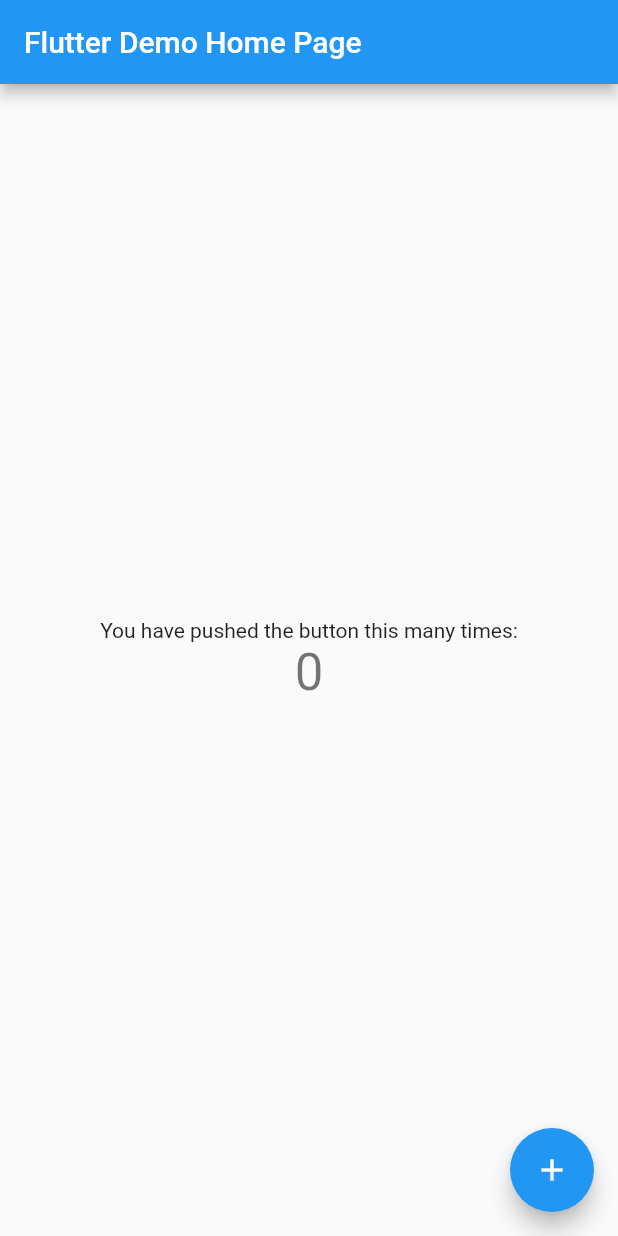
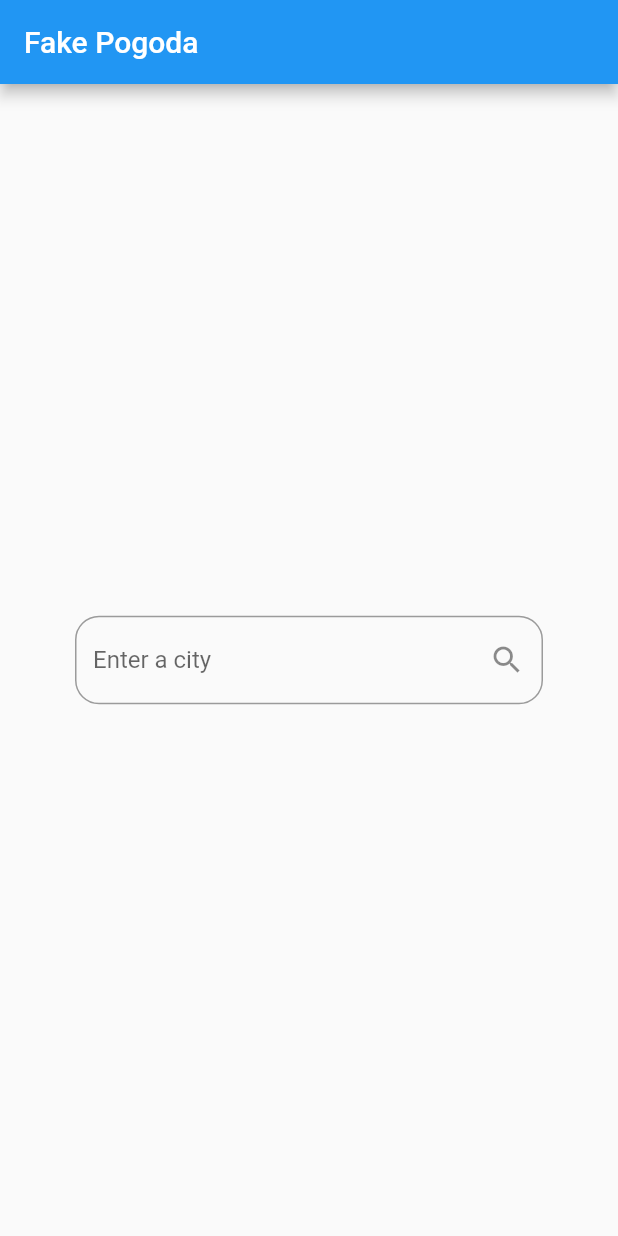
Before and after one commit to Mroziu12/bloc-tut-1, a Flutter app: the screen it shows after launch, on a phone screen of 412 x 824 dp. Run offline on Flutter 3.47's test engine with Material 2 defaults, Android fonts, the phone set to English and light mode, and no system bars; our stand-ins replace bloc, equatable, flutter_bloc.

Commit message:
Gotowa aplkacja Fake Pogoda

```diff
--- /dev/null
+++ b/lib/bloc/weather_event.dart
@@ -0,0 +1,23 @@
+part of 'weather_bloc.dart';
+
+abstract class WeatherEvent extends Equatable {
+  const WeatherEvent();
+}
+
+class GetWeather extends WeatherEvent {
+  final String cityName;
+
+  const GetWeather(this.cityName);
+
+  @override
+  List<Object> get props => [cityName];
+}
+
+class GetDetailedWeather extends WeatherEvent {
+  final String cityName;
+
+  const GetDetailedWeather(this.cityName);
+
+  @override
+  List<Object> get props => [cityName];
+}
--- /dev/null
+++ b/lib/bloc/weather_state.dart
@@ -0,0 +1,31 @@
+part of 'weather_bloc.dart';
+
+abstract class WeatherState extends Equatable {
+  const WeatherState();
+}
+
+class WeatherInitial extends WeatherState {
+  const WeatherInitial();
+  @override
+  List<Object> get props => [];
+}
+
+class WeatherLoading extends WeatherState {
+  const WeatherLoading();
+  @override
+  List<Object> get props => [];
+}
+
+class WeatherLoaded extends WeatherState {
+  final Weather weather;
+  const WeatherLoaded(this.weather);
+  @override
+  List<Object> get props => [weather];
+}
+
+class WeatherError extends WeatherState {
+  final String message;
+  const WeatherError(this.message);
+  @override
+  List<Object> get props => [message];
+}
--- /dev/null
+++ b/lib/data/model/weather.dart
@@ -0,0 +1,15 @@
+import 'package:equatable/equatable.dart';
+
+class Weather extends Equatable {
+  final String cityName;
+  final double temperatureCelcius;
+  final double temperatureFahrenheit;
+
+  const Weather(
+      {required this.cityName,
+      required this.temperatureCelcius,
+      required this.temperatureFahrenheit});
+
+  @override
+  List<Object?> get props => [cityName, temperatureCelcius];
+}
--- a/lib/main.dart
+++ b/lib/main.dart
@@ -1,4 +1,8 @@
+import 'package:bloc_tut/bloc/weather_bloc.dart';
+import 'package:bloc_tut/data/weather_repository.dart';
+import 'package:bloc_tut/presentation/pages/home_page.dart';
 import 'package:flutter/material.dart';
+import 'package:flutter_bloc/flutter_bloc.dart';
 
 void main() {
   runApp(const MyApp());
@@ -7,109 +11,17 @@ void main() {
 class MyApp extends StatelessWidget {
   const MyApp({super.key});
 
-  // This widget is the root of your application.
   @override
   Widget build(BuildContext context) {
     return MaterialApp(
-      title: 'Flutter Demo',
+      title: 'bloc-tut-1',
       theme: ThemeData(
-        // This is the theme of your application.
-        //
-        // Try running your application with "flutter run". You'll see the
-        // application has a blue toolbar. Then, without quitting the app, try
-        // changing the primarySwatch below to Colors.green and then invoke
-        // "hot reload" (press "r" in the console where you ran "flutter run",
-        // or simply save your changes to "hot reload" in a Flutter IDE).
-        // Notice that the counter didn't reset back to zero; the application
-        // is not restarted.
         primarySwatch: Colors.blue,
       ),
-      home: const MyHomePage(title: 'Flutter Demo Home Page'),
+      home: BlocProvider(
+        create: (context) => WeatherBloc(FakeWeatherRepository()),
+        child: const HomePage(),
+      ),
     );
   }
 }
-
-class MyHomePage extends StatefulWidget {
-  const MyHomePage({super.key, required this.title});
-
-  // This widget is the home page of your application. It is stateful, meaning
-  // that it has a State object (defined below) that contains fields that affect
-  // how it looks.
-
-  // This class is the configuration for the state. It holds the values (in this
-  // case the title) provided by the parent (in this case the App widget) and
-  // used by the build method of the State. Fields in a Widget subclass are
-  // always marked "final".
-
-  final String title;
-
-  @override
-  State<MyHomePage> createState() => _MyHomePageState();
-}
-
-class _MyHomePageState extends State<MyHomePage> {
-  int _counter = 0;
-
-  void _incrementCounter() {
-    setState(() {
-      // This call to setState tells the Flutter framework that something has
-      // changed in this State, which causes it to rerun the build method below
-      // so that the display can reflect the updated values. If we changed
-      // _counter without calling setState(), then the build method would not be
-      // called again, and so nothing would appear to happen.
-      _counter++;
-    });
-  }
-
-  @override
-  Widget build(BuildContext context) {
-    // This method is rerun every time setState is called, for instance as done
-    // by the _incrementCounter method above.
-    //
-    // The Flutter framework has been optimized to make rerunning build methods
-    // fast, so that you can just rebuild anything that needs updating rather
-    // than having to individually change instances of widgets.
-    return Scaffold(
-      appBar: AppBar(
-        // Here we take the value from the MyHomePage object that was created by
-        // the App.build method, and use it to set our appbar title.
-        title: Text(widget.title),
-      ),
-      body: Center(
-        // Center is a layout widget. It takes a single child and positions it
-        // in the middle of the parent.
-        child: Column(
-          // Column is also a layout widget. It takes a list of children and
-          // arranges them vertically. By default, it sizes itself to fit its
-          // children horizontally, and tries to be as tall as its parent.
-          //
-          // Invoke "debug painting" (press "p" in the console, choose the
-          // "Toggle Debug Paint" action from the Flutter Inspector in Android
-          // Studio, or the "Toggle Debug Paint" command in Visual Studio Code)
-          // to see the wireframe for each widget.
-          //
-          // Column has various properties to control how it sizes itself and
-          // how it positions its children. Here we use mainAxisAlignment to
-          // center the children vertically; the main axis here is the vertical
-          // axis because Columns are vertical (the cross axis would be
-          // horizontal).
-          mainAxisAlignment: MainAxisAlignment.center,
-          children: <Widget>[
-            const Text(
-              'You have pushed the button this many times:',
-            ),
-            Text(
-              '$_counter',
-              style: Theme.of(context).textTheme.headlineMedium,
-            ),
-          ],
-        ),
-      ),
-      floatingActionButton: FloatingActionButton(
-        onPressed: _incrementCounter,
-        tooltip: 'Increment',
-        child: const Icon(Icons.add),
-      ), // This trailing comma makes auto-formatting nicer for build methods.
-    );
-  }
-}
--- /dev/null
+++ b/lib/presentation/pages/home_page.dart
@@ -0,0 +1,48 @@
+import 'package:bloc_tut/bloc/weather_bloc.dart';
+import 'package:bloc_tut/presentation/widgets/column_with_data_search.dart';
+import 'package:flutter/material.dart';
+import 'package:flutter_bloc/flutter_bloc.dart';
+
+import '../widgets/init_and_loading.dart';
+
+class HomePage extends StatelessWidget {
+  const HomePage({super.key});
+
+  @override
+  Widget build(BuildContext context) {
+    return Scaffold(
+        appBar: AppBar(
+          title: const Text('Fake Pogoda'),
+        ),
+        body: Container(
+          padding: const EdgeInsets.symmetric(vertical: 16),
+          alignment: Alignment.center,
+          child: BlocListener<WeatherBloc, WeatherState>(
+            listener: (context, state) {
+              if (state is WeatherError) {
+                ScaffoldMessenger.of(context).showSnackBar(
+                  SnackBar(
+                    content: Text(state.message),
+                  ),
+                );
+              }
+            },
+            child: BlocBuilder<WeatherBloc, WeatherState>(
+              builder: (context, state) {
+                if (state is WeatherInitial) {
+                  return buildInitialInput();
+                } else if (state is WeatherLoading) {
+                  return buildLoading();
+                } else if (state is WeatherLoaded) {
+                  return buildColumnWithDataSearch(context, state.weather);
+                } else if (state is WeatherError) {
+                  return buildInitialInput();
+                } else {
+                  return const Text("Error w state builder");
+                }
+              },
+            ),
+          ),
+        ));
+  }
+}
--- /dev/null
+++ b/lib/presentation/widgets/city_input_field.dart
@@ -0,0 +1,29 @@
+import 'package:bloc_tut/bloc/weather_bloc.dart';
+import 'package:flutter/material.dart';
+
+import 'package:flutter_bloc/flutter_bloc.dart';
+
+class CityInputField extends StatelessWidget {
+  const CityInputField({super.key});
+
+  @override
+  Widget build(BuildContext context) {
+    return Padding(
+      padding: const EdgeInsets.symmetric(horizontal: 50),
+      child: TextField(
+        onSubmitted: (value) => submitCityName(context, value),
+        textInputAction: TextInputAction.search,
+        decoration: InputDecoration(
+          hintText: "Enter a city",
+          border: OutlineInputBorder(borderRadius: BorderRadius.circular(16)),
+          suffixIcon: const Icon(Icons.search),
+        ),
+      ),
+    );
+  }
+}
+
+void submitCityName(BuildContext context, String cityName) {
+  WeatherBloc weatherBloc = BlocProvider.of<WeatherBloc>(context);
+  weatherBloc.add(GetWeather(cityName));
+}
--- /dev/null
+++ b/lib/presentation/widgets/init_and_loading.dart
@@ -0,0 +1,15 @@
+import 'package:flutter/material.dart';
+
+import 'city_input_field.dart';
+
+Widget buildInitialInput() {
+  return const Center(
+    child: CityInputField(),
+  );
+}
+
+Widget buildLoading() {
+  return const Center(
+    child: CircularProgressIndicator(),
+  );
+}
--- a/pubspec.yaml
+++ b/pubspec.yaml
@@ -35,6 +35,9 @@ dependencies:
   # The following adds the Cupertino Icons font to your application.
   # Use with the CupertinoIcons class for iOS style icons.
   cupertino_icons: ^1.0.2
+  bloc: ^8.1.1
+  flutter_bloc: ^8.1.2
+  equatable: ^2.0.5
 
 dev_dependencies:
   flutter_test:
```
Also changed, not shown: lib/bloc/weather_bloc.dart (added, +36 -0 lines), lib/data/weather_repository.dart (added, +57 -0 lines), lib/presentation/pages/weather_detail_page.dart (added, +48 -0 lines), lib/presentation/widgets/column_with_data_detail.dart (added, +28 -0 lines), lib/presentation/widgets/column_with_data_search.dart (added, +35 -0 lines), pubspec.lock.
